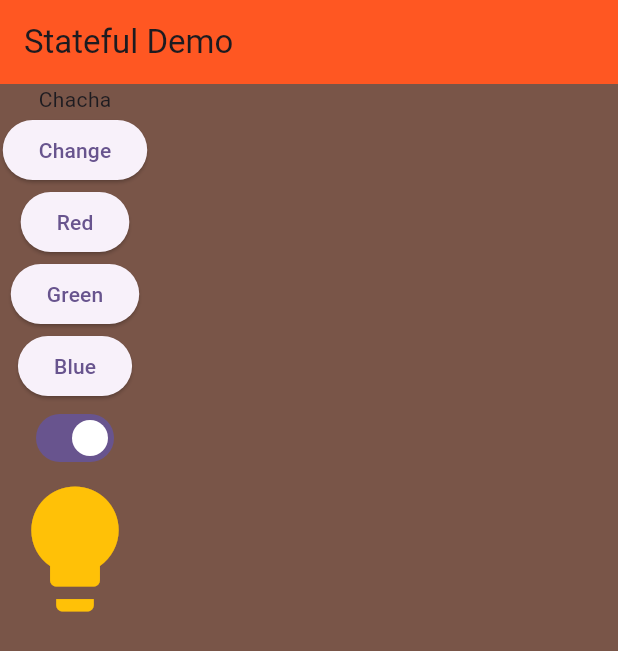
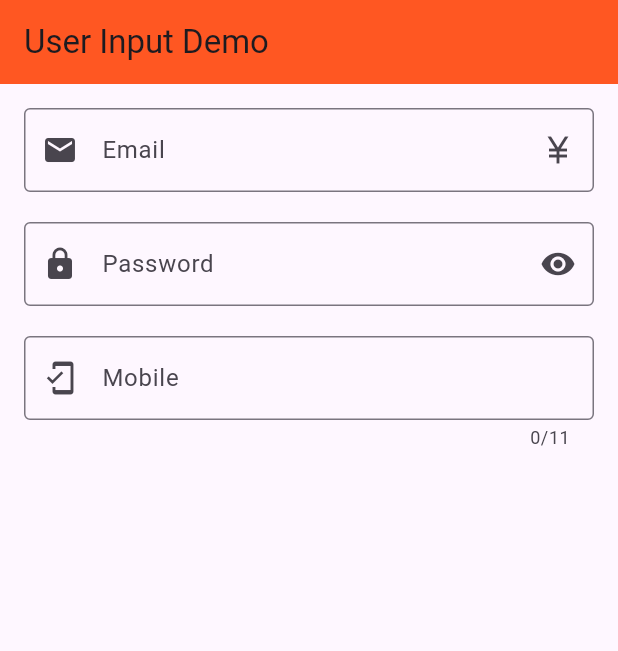
Before and after one commit to abidroid/uoajk_day3, a Flutter app: the screen it shows after launch, on a phone screen of 412 x 824 dp. Shown: the top 651 px of the screen. Run offline on Flutter 3.47's test engine with Material 3 defaults, Android fonts, the phone set to English and light mode, and no system bars; our stand-ins replace fluttertoast.

Commit message:
TextField

```diff
--- a/lib/main.dart
+++ b/lib/main.dart
@@ -5,6 +5,7 @@ import 'package:uoajk_day3/screens/dynamic_listview_screen.dart';
 import 'package:uoajk_day3/screens/gridview_demo_screen.dart';
 import 'package:uoajk_day3/screens/listview_demo_screen.dart';
 import 'package:uoajk_day3/screens/stateful_demo_screen.dart';
+import 'package:uoajk_day3/screens/user_input_screen.dart';
 
 void main() {
   runApp(const MyApp());
@@ -25,7 +26,7 @@ class MyApp extends StatelessWidget {
 
         colorScheme: ColorScheme.fromSeed(seedColor: Colors.deepPurple),
       ),
-      home: StatefulDemoScreen(),
+      home: UserInputScreen(),
     );
   }
 }
--- /dev/null
+++ b/lib/screens/user_input_screen.dart
@@ -0,0 +1,64 @@
+
+import 'package:flutter/material.dart';
+
+class UserInputScreen extends StatefulWidget {
+  const UserInputScreen({super.key});
+
+  @override
+  State<UserInputScreen> createState() => _UserInputScreenState();
+}
+
+class _UserInputScreenState extends State<UserInputScreen> {
+  @override
+  Widget build(BuildContext context) {
+    return Scaffold(
+      appBar: AppBar(
+        title: const Text('User Input Demo'),
+        backgroundColor: Colors.deepOrange,
+      ),
+      body: SingleChildScrollView(
+        child: Padding(
+          padding: const EdgeInsets.all(16.0),
+          child: Column(
+            spacing: 20,
+            children: [
+
+              TextField(
+                keyboardType: TextInputType.emailAddress ,
+                decoration: InputDecoration(
+                  hintText: 'Email',
+                  prefixIcon: Icon(Icons.email),
+                  suffixIcon: Icon(Icons.currency_yen_sharp),
+
+                  border: OutlineInputBorder(),
+                ),
+              ),
+
+              TextField(
+                obscureText: true,
+                obscuringCharacter: '#',
+                decoration: InputDecoration(
+                  hintText: 'Password',
+                  prefixIcon: Icon(Icons.lock),
+                  suffixIcon: Icon(Icons.visibility),
+
+                  border: OutlineInputBorder(),
+                ),
+              ),
+              TextField(
+                maxLength: 11,
+                keyboardType: TextInputType.phone,
+                decoration: InputDecoration(
+                  hintText: 'Mobile',
+                  prefixIcon: Icon(Icons.mobile_friendly),
+
+                  border: OutlineInputBorder(),
+                ),
+              ),
+            ],
+          ),
+        ),
+      ),
+    );
+  }
+}
```
